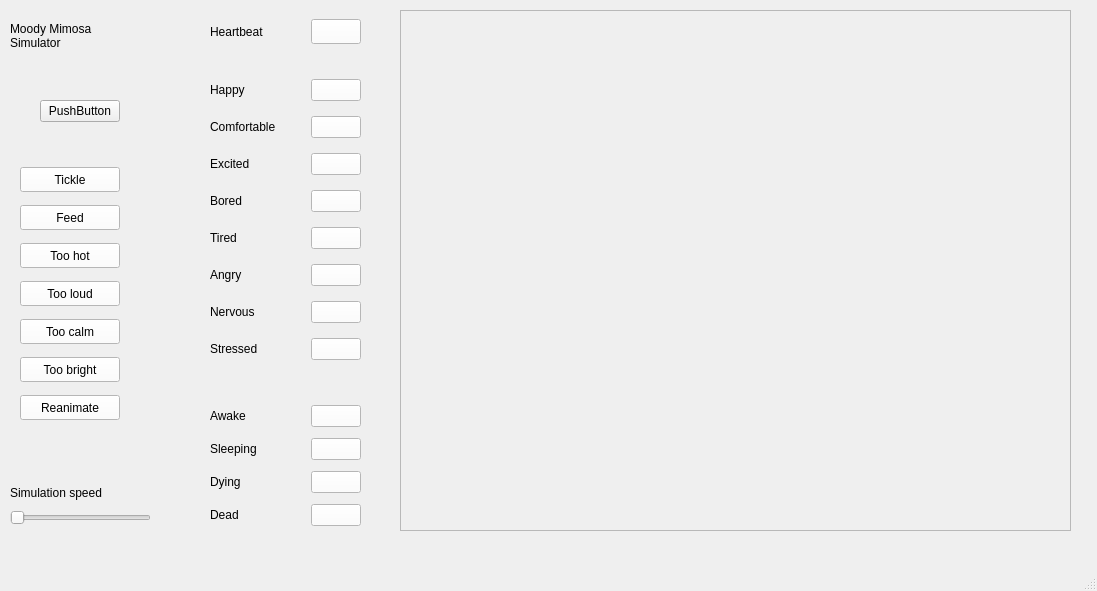
Above: simulation/mimosa_sim/ui/app.ui from schda1/tt10-moody-mimosa before the change. Below: the same form after it.
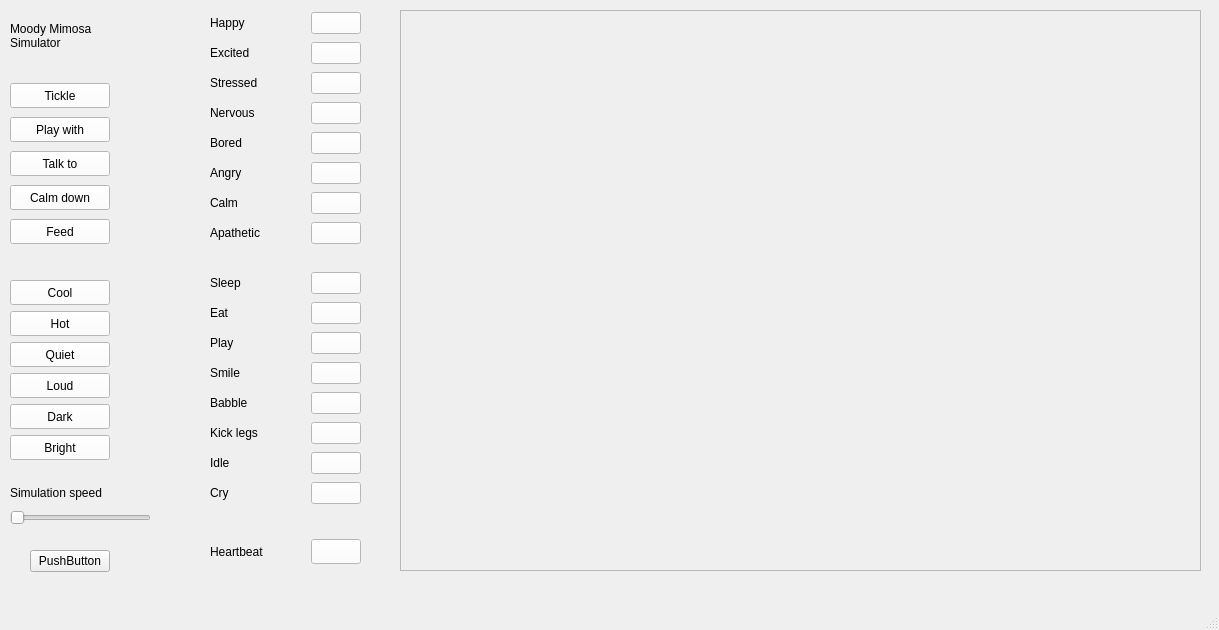
That is the form after the change.

What changed in the file:
```diff
--- a/simulation/mimosa_sim/ui/app.ui
+++ b/simulation/mimosa_sim/ui/app.ui
@@ -6,8 +6,8 @@
    <rect>
     <x>0</x>
     <y>0</y>
-    <width>1097</width>
-    <height>591</height>
+    <width>1219</width>
+    <height>630</height>
    </rect>
   </property>
   <property name="windowTitle">
@@ -18,7 +18,7 @@
     <property name="geometry">
      <rect>
       <x>210</x>
-      <y>10</y>
+      <y>530</y>
       <width>151</width>
       <height>44</height>
      </rect>
@@ -65,9 +65,9 @@
     <property name="geometry">
      <rect>
       <x>210</x>
-      <y>70</y>
+      <y>10</y>
       <width>151</width>
-      <height>301</height>
+      <height>241</height>
      </rect>
     </property>
     <layout class="QGridLayout" name="gridLayout_3">
@@ -175,94 +175,94 @@
      <item row="2" column="0">
       <widget class="QLabel" name="label_4">
        <property name="text">
-        <string>Excited</string>
+        <string>Stressed</string>
        </property>
       </widget>
      </item>
      <item row="3" column="0">
       <widget class="QLabel" name="label_5">
        <property name="text">
-        <string>Bored</string>
-       </property>
-      </widget>
-     </item>
-     <item row="2" column="1">
-      <widget class="QPushButton" name="led_em_excited">
-       <property name="styleSheet">
-        <string notr="true">QPushButton {
-    background-color: white; /* Normal background color */
-}
-
-QPushButton:checked {
-    background-color: rgb(34,177,76); /* Background color when checked */
-}</string>
-       </property>
-       <property name="text">
-        <string/>
-       </property>
-       <property name="checkable">
-        <bool>true</bool>
-       </property>
-       <property name="checked">
-        <bool>false</bool>
-       </property>
-      </widget>
-     </item>
-     <item row="4" column="1">
-      <widget class="QPushButton" name="led_em_tired">
-       <property name="styleSheet">
-        <string notr="true">QPushButton {
-    background-color: white; /* Normal background color */
-}
-
-QPushButton:checked {
-    background-color: rgb(252,232,9); /* Background color when checked */
-}</string>
-       </property>
-       <property name="text">
-        <string/>
-       </property>
-       <property name="checkable">
-        <bool>true</bool>
-       </property>
-       <property name="checked">
-        <bool>false</bool>
-       </property>
-      </widget>
-     </item>
-     <item row="1" column="1">
-      <widget class="QPushButton" name="led_em_comfortable">
-       <property name="styleSheet">
-        <string notr="true">QPushButton {
-    background-color: white; /* Normal background color */
-}
-
-QPushButton:checked {
-    background-color: rgb(34,177,76); /* Background color when checked */
-}</string>
-       </property>
-       <property name="text">
-        <string/>
-       </property>
-       <property name="checkable">
-        <bool>true</bool>
-       </property>
-       <property name="checked">
-        <bool>false</bool>
-       </property>
-      </widget>
-     </item>
-     <item row="6" column="0">
-      <widget class="QLabel" name="label_8">
-       <property name="text">
         <string>Nervous</string>
        </property>
       </widget>
      </item>
+     <item row="2" column="1">
+      <widget class="QPushButton" name="led_emo_stressed">
+       <property name="styleSheet">
+        <string notr="true">QPushButton {
+    background-color: white; /* Normal background color */
+}
+
+QPushButton:checked {
+    background-color: rgb(34,177,76); /* Background color when checked */
+}</string>
+       </property>
+       <property name="text">
+        <string/>
+       </property>
+       <property name="checkable">
+        <bool>true</bool>
+       </property>
+       <property name="checked">
+        <bool>false</bool>
+       </property>
+      </widget>
+     </item>
+     <item row="4" column="1">
+      <widget class="QPushButton" name="led_emo_bored">
+       <property name="styleSheet">
+        <string notr="true">QPushButton {
+    background-color: white; /* Normal background color */
+}
+
+QPushButton:checked {
+    background-color: rgb(252,232,9); /* Background color when checked */
+}</string>
+       </property>
+       <property name="text">
+        <string/>
+       </property>
+       <property name="checkable">
+        <bool>true</bool>
+       </property>
+       <property name="checked">
+        <bool>false</bool>
+       </property>
+      </widget>
+     </item>
+     <item row="1" column="1">
+      <widget class="QPushButton" name="led_emo_excited">
+       <property name="styleSheet">
+        <string notr="true">QPushButton {
+    background-color: white; /* Normal background color */
+}
+
+QPushButton:checked {
+    background-color: rgb(34,177,76); /* Background color when checked */
+}</string>
+       </property>
+       <property name="text">
+        <string/>
+       </property>
+       <property name="checkable">
+        <bool>true</bool>
+       </property>
+       <property name="checked">
+        <bool>false</bool>
+       </property>
+      </widget>
+     </item>
+     <item row="6" column="0">
+      <widget class="QLabel" name="label_8">
+       <property name="text">
+        <string>Calm</string>
+       </property>
+      </widget>
+     </item>
      <item row="1" column="0">
       <widget class="QLabel" name="label_2">
        <property name="text">
-        <string>Comfortable</string>
+        <string>Excited</string>
        </property>
       </widget>
      </item>
@@ -276,14 +276,14 @@
      <item row="4" column="0">
       <widget class="QLabel" name="label_6">
        <property name="text">
-        <string>Tired</string>
+        <string>Bored</string>
        </property>
       </widget>
      </item>
      <item row="7" column="0">
       <widget class="QLabel" name="label_9">
        <property name="text">
-        <string>Stressed</string>
+        <string>Apathetic</string>
        </property>
       </widget>
      </item>
@@ -311,147 +311,13 @@
      </item>
     </layout>
    </widget>
-   <widget class="QWidget" name="gridLayoutWidget_4">
-    <property name="geometry">
-     <rect>
-      <x>210</x>
-      <y>400</y>
-      <width>151</width>
-      <height>131</height>
-     </rect>
-    </property>
-    <layout class="QGridLayout" name="gridLayout_5">
-     <item row="1" column="0">
-      <widget class="QLabel" name="label_12">
-       <property name="text">
-        <string>Sleeping</string>
-       </property>
-      </widget>
-     </item>
-     <item row="2" column="0">
-      <widget class="QLabel" name="label_13">
-       <property name="text">
-        <string>Dying</string>
-       </property>
-      </widget>
-     </item>
-     <item row="1" column="1">
-      <widget class="QPushButton" name="led_st_asleep">
-       <property name="styleSheet">
-        <string notr="true">QPushButton {
-    background-color: white; /* Normal background color */
-}
-
-QPushButton:checked {
-    background-color: rgb(30,165,240); /* Background color when checked */
-}</string>
-       </property>
-       <property name="text">
-        <string/>
-       </property>
-       <property name="checkable">
-        <bool>true</bool>
-       </property>
-       <property name="checked">
-        <bool>false</bool>
-       </property>
-      </widget>
-     </item>
-     <item row="0" column="1">
-      <widget class="QPushButton" name="led_st_awake">
-       <property name="maximumSize">
-        <size>
-         <width>50</width>
-         <height>16777215</height>
-        </size>
-       </property>
-       <property name="styleSheet">
-        <string notr="true">QPushButton {
-    background-color: white; /* Normal background color */
-}
-
-QPushButton:checked {
-    background-color: rgb(30,165,240); /* Background color when checked */
-}</string>
-       </property>
-       <property name="text">
-        <string/>
-       </property>
-       <property name="checkable">
-        <bool>true</bool>
-       </property>
-       <property name="checked">
-        <bool>false</bool>
-       </property>
-      </widget>
-     </item>
-     <item row="0" column="0">
-      <widget class="QLabel" name="label_11">
-       <property name="text">
-        <string>Awake</string>
-       </property>
-      </widget>
-     </item>
-     <item row="2" column="1">
-      <widget class="QPushButton" name="led_st_dying">
-       <property name="styleSheet">
-        <string notr="true">QPushButton {
-    background-color: white; /* Normal background color */
-}
-
-QPushButton:checked {
-    background-color: rgb(230,8,3) /* Background color when checked */
-}</string>
-       </property>
-       <property name="text">
-        <string/>
-       </property>
-       <property name="checkable">
-        <bool>true</bool>
-       </property>
-       <property name="checked">
-        <bool>false</bool>
-       </property>
-      </widget>
-     </item>
-     <item row="3" column="1">
-      <widget class="QPushButton" name="led_st_dead">
-       <property name="styleSheet">
-        <string notr="true">QPushButton {
-    background-color: white; /* Normal background color */
-}
-
-QPushButton:checked {
-    background-color: rgb(117,3,1) /* Background color when checked */
-}</string>
-       </property>
-       <property name="text">
-        <string/>
-       </property>
-       <property name="checkable">
-        <bool>true</bool>
-       </property>
-       <property name="checked">
-        <bool>false</bool>
-       </property>
-      </widget>
-     </item>
-     <item row="3" column="0">
-      <widget class="QLabel" name="label_14">
-       <property name="text">
-        <string>Dead</string>
-       </property>
-      </widget>
-     </item>
-    </layout>
-   </widget>
    <widget class="QFrame" name="plotFrame">
     <property name="geometry">
      <rect>
       <x>400</x>
       <y>10</y>
-      <width>671</width>
-      <height>521</height>
+      <width>801</width>
+      <height>561</height>
      </rect>
     </property>
     <property name="frameShape">
@@ -464,10 +330,10 @@
    <widget class="QWidget" name="verticalLayoutWidget">
     <property name="geometry">
      <rect>
-      <x>20</x>
-      <y>160</y>
+      <x>10</x>
+      <y>80</y>
       <width>111</width>
-      <height>271</height>
+      <height>171</height>
      </rect>
     </property>
     <layout class="QVBoxLayout" name="verticalLayout">
@@ -500,7 +366,91 @@
       </widget>
      </item>
      <item>
-      <widget class="QPushButton" name="button_feed">
+      <widget class="QPushButton" name="button_act_play_with">
+       <property name="maximumSize">
+        <size>
+         <width>100</width>
+         <height>25</height>
+        </size>
+       </property>
+       <property name="styleSheet">
+        <string notr="true">QPushButton {
+    background-color: white; /* Normal background color */
+}
+
+QPushButton:checked {
+    background-color: rgb(34,177,76); /* Background color when checked */
+}</string>
+       </property>
+       <property name="text">
+        <string>Play with</string>
+       </property>
+       <property name="checkable">
+        <bool>true</bool>
+       </property>
+       <property name="checked">
+        <bool>false</bool>
+       </property>
+      </widget>
+     </item>
+     <item>
+      <widget class="QPushButton" name="button_act_talk_to">
+       <property name="maximumSize">
+        <size>
+         <width>100</width>
+         <height>25</height>
+        </size>
+       </property>
+       <property name="styleSheet">
+        <string notr="true">QPushButton {
+    background-color: white; /* Normal background color */
+}
+
+QPushButton:checked {
+    background-color: rgb(34,177,76); /* Background color when checked */
+}</string>
+       </property>
+       <property name="text">
+        <string>Talk to</string>
+       </property>
+       <property name="checkable">
+        <bool>true</bool>
+       </property>
+       <property name="checked">
+        <bool>false</bool>
+       </property>
+      </widget>
+     </item>
+     <item>
+      <widget class="QPushButton" name="button_act_calm_down">
+       <property name="maximumSize">
+        <size>
+         <width>100</width>
+         <height>25</height>
+        </size>
+       </property>
+       <property name="styleSheet">
+        <string notr="true">QPushButton {
+    background-color: white; /* Normal background color */
+}
+
+QPushButton:checked {
+    background-color: rgb(34,177,76); /* Background color when checked */
+}</string>
+       </property>
+       <property name="text">
+        <string>Calm down</string>
+       </property>
+       <property name="checkable">
+        <bool>true</bool>
+       </property>
+       <property name="checked">
+        <bool>false</bool>
+       </property>
+      </widget>
+     </item>
+     <item>
+      <widget class="QPushButton" name="button_act_feed">
        <property name="maximumSize">
         <size>
          <width>100</width>
@@ -527,146 +477,6 @@
        </property>
       </widget>
      </item>
-     <item>
-      <widget class="QPushButton" name="button_too_hot">
-       <property name="maximumSize">
-        <size>
-         <width>100</width>
-         <height>25</height>
-        </size>
-       </property>
-       <property name="styleSheet">
-        <string notr="true">QPushButton {
-    background-color: white; /* Normal background color */
-}
-
-QPushButton:checked {
-    background-color: rgb(34,177,76); /* Background color when checked */
-}</string>
-       </property>
-       <property name="text">
-        <string>Too hot</string>
-       </property>
-       <property name="checkable">
-        <bool>true</bool>
-       </property>
-       <property name="checked">
-        <bool>false</bool>
-       </property>
-      </widget>
-     </item>
-     <item>
-      <widget class="QPushButton" name="button_too_loud">
-       <property name="maximumSize">
-        <size>
-         <width>100</width>
-         <height>25</height>
-        </size>
-       </property>
-       <property name="styleSheet">
-        <string notr="true">QPushButton {
-    background-color: white; /* Normal background color */
-}
-
-QPushButton:checked {
-    background-color: rgb(34,177,76); /* Background color when checked */
-}</string>
-       </property>
-       <property name="text">
-        <string>Too loud</string>
-       </property>
-       <property name="checkable">
-        <bool>true</bool>
-       </property>
-       <property name="checked">
-        <bool>false</bool>
-       </property>
-      </widget>
-     </item>
-     <item>
-      <widget class="QPushButton" name="button_too_calm">
-       <property name="maximumSize">
-        <size>
-         <width>100</width>
-         <height>25</height>
-        </size>
-       </property>
-       <property name="styleSheet">
-        <string notr="true">QPushButton {
-    background-color: white; /* Normal background color */
-}
-
-QPushButton:checked {
-    background-color: rgb(34,177,76); /* Background color when checked */
-}</string>
-       </property>
-       <property name="text">
-        <string>Too calm</string>
-       </property>
-       <property name="checkable">
-        <bool>true</bool>
-       </property>
-       <property name="checked">
-        <bool>false</bool>
-       </property>
-      </widget>
-     </item>
-     <item>
-      <widget class="QPushButton" name="button_too_bright">
-       <property name="maximumSize">
-        <size>
-         <width>100</width>
-         <height>25</height>
-        </size>
-       </property>
-       <property name="styleSheet">
-        <string notr="true">QPushButton {
-    background-color: white; /* Normal background color */
-}
-
-QPushButton:checked {
-    background-color: rgb(34,177,76); /* Background color when checked */
-}</string>
-       </property>
-       <property name="text">
-        <string>Too bright</string>
-       </property>
-       <property name="checkable">
-        <bool>true</bool>
-       </property>
-       <property name="checked">
-        <bool>false</bool>
-       </property>
-      </widget>
-     </item>
-     <item>
-      <widget class="QPushButton" name="button_reanimate">
-       <property name="maximumSize">
-        <size>
-         <width>100</width>
-         <height>25</height>
-        </size>
-       </property>
-       <property name="styleSheet">
-        <string notr="true">QPushButton {
-    background-color: white; /* Normal background color */
-}
-
-QPushButton:checked {
-    background-color: rgb(34,177,76); /* Background color when checked */
-}</string>
-       </property>
-       <property name="text">
-        <string>Reanimate</string>
-       </property>
-       <property name="checkable">
-        <bool>true</bool>
-       </property>
-       <property name="checked">
-        <bool>false</bool>
-       </property>
-      </widget>
-     </item>
     </layout>
    </widget>
    <widget class="QSlider" name="slider_sim_speed">
@@ -714,8 +524,8 @@
    <widget class="QPushButton" name="pushButton">
     <property name="geometry">
      <rect>
-      <x>40</x>
-      <y>100</y>
+      <x>30</x>
+      <y>550</y>
       <width>80</width>
       <height>22</height>
      </rect>
@@ -724,6 +534,436 @@
      <string>PushButton</string>
     </property>
    </widget>
+   <widget class="QWidget" name="verticalLayoutWidget_2">
+    <property name="geometry">
+     <rect>
+      <x>10</x>
+      <y>280</y>
+      <width>111</width>
+      <height>181</height>
+     </rect>
+    </property>
+    <layout class="QVBoxLayout" name="verticalLayout_2">
+     <item>
+      <widget class="QPushButton" name="button_env_cool">
+       <property name="maximumSize">
+        <size>
+         <width>100</width>
+         <height>25</height>
+        </size>
+       </property>
+       <property name="styleSheet">
+        <string notr="true">QPushButton {
+    background-color: white; /* Normal background color */
+}
+
+QPushButton:checked {
+    background-color: rgb(34,177,76); /* Background color when checked */
+}</string>
+       </property>
+       <property name="text">
+        <string>Cool</string>
+       </property>
+       <property name="checkable">
+        <bool>true</bool>
+       </property>
+       <property name="checked">
+        <bool>false</bool>
+       </property>
+      </widget>
+     </item>
+     <item>
+      <widget class="QPushButton" name="button_env_hot">
+       <property name="maximumSize">
+        <size>
+         <width>100</width>
+         <height>25</height>
+        </size>
+       </property>
+       <property name="styleSheet">
+        <string notr="true">QPushButton {
+    background-color: white; /* Normal background color */
+}
+
+QPushButton:checked {
+    background-color: rgb(34,177,76); /* Background color when checked */
+}</string>
+       </property>
+       <property name="text">
+        <string>Hot</string>
+       </property>
+       <property name="checkable">
+        <bool>true</bool>
+       </property>
+       <property name="checked">
+        <bool>false</bool>
+       </property>
+      </widget>
+     </item>
+     <item>
+      <widget class="QPushButton" name="button_env_quiet">
+       <property name="maximumSize">
+        <size>
+         <width>100</width>
+         <height>25</height>
+        </size>
+       </property>
+       <property name="styleSheet">
+        <string notr="true">QPushButton {
+    background-color: white; /* Normal background color */
+}
+
+QPushButton:checked {
+    background-color: rgb(34,177,76); /* Background color when checked */
+}</string>
+       </property>
+       <property name="text">
+        <string>Quiet</string>
+       </property>
+       <property name="checkable">
+        <bool>true</bool>
+       </property>
+       <property name="checked">
+        <bool>false</bool>
+       </property>
+      </widget>
+     </item>
+     <item>
+      <widget class="QPushButton" name="button_env_loud">
+       <property name="maximumSize">
+        <size>
+         <width>100</width>
+         <height>25</height>
+        </size>
+       </property>
+       <property name="styleSheet">
+        <string notr="true">QPushButton {
+    background-color: white; /* Normal background color */
+}
+
+QPushButton:checked {
+    background-color: rgb(34,177,76); /* Background color when checked */
+}</string>
+       </property>
+       <property name="text">
+        <string>Loud</string>
+       </property>
+       <property name="checkable">
+        <bool>true</bool>
+       </property>
+       <property name="checked">
+        <bool>false</bool>
+       </property>
+      </widget>
+     </item>
+     <item>
+      <widget class="QPushButton" name="button_env_dark">
+       <property name="maximumSize">
+        <size>
+         <width>100</width>
+         <height>25</height>
+        </size>
+       </property>
+       <property name="styleSheet">
+        <string notr="true">QPushButton {
+    background-color: white; /* Normal background color */
+}
+
+QPushButton:checked {
+    background-color: rgb(34,177,76); /* Background color when checked */
+}</string>
+       </property>
+       <property name="text">
+        <string>Dark</string>
+       </property>
+       <property name="checkable">
+        <bool>true</bool>
+       </property>
+       <property name="checked">
+        <bool>false</bool>
+       </property>
+      </widget>
+     </item>
+     <item>
+      <widget class="QPushButton" name="button_env_bright">
+       <property name="maximumSize">
+        <size>
+         <width>100</width>
+         <height>25</height>
+        </size>
+       </property>
+       <property name="styleSheet">
+        <string notr="true">QPushButton {
+    background-color: white; /* Normal background color */
+}
+
+QPushButton:checked {
+    background-color: rgb(34,177,76); /* Background color when checked */
+}</string>
+       </property>
+       <property name="text">
+        <string>Bright</string>
+       </property>
+       <property name="checkable">
+        <bool>true</bool>
+       </property>
+       <property name="checked">
+        <bool>false</bool>
+       </property>
+      </widget>
+     </item>
+    </layout>
+   </widget>
+   <widget class="QWidget" name="gridLayoutWidget_4">
+    <property name="geometry">
+     <rect>
+      <x>210</x>
+      <y>270</y>
+      <width>151</width>
+      <height>241</height>
+     </rect>
+    </property>
+    <layout class="QGridLayout" name="gridLayout_4">
+     <item row="0" column="0">
+      <widget class="QLabel" name="label_10">
+       <property name="text">
+        <string>Sleep</string>
+       </property>
+      </widget>
+     </item>
+     <item row="0" column="1">
+      <widget class="QPushButton" name="led_act_sleep">
+       <property name="maximumSize">
+        <size>
+         <width>50</width>
+         <height>16777215</height>
+        </size>
+       </property>
+       <property name="styleSheet">
+        <string notr="true">QPushButton {
+    background-color: white; /* Normal background color */
+}
+
+QPushButton:checked {
+    background-color: rgb(34,177,76); /* Background color when checked */
+}</string>
+       </property>
+       <property name="text">
+        <string/>
+       </property>
+       <property name="checkable">
+        <bool>true</bool>
+       </property>
+       <property name="checked">
+        <bool>false</bool>
+       </property>
+      </widget>
+     </item>
+     <item row="5" column="1">
+      <widget class="QPushButton" name="led_act_kick_legs">
+       <property name="styleSheet">
+        <string notr="true">QPushButton {
+    background-color: white; /* Normal background color */
+}
+
+QPushButton:checked {
+    background-color: rgb(240,104,6); /* Background color when checked */
+}</string>
+       </property>
+       <property name="text">
+        <string/>
+       </property>
+       <property name="checkable">
+        <bool>true</bool>
+       </property>
+       <property name="checked">
+        <bool>false</bool>
+       </property>
+      </widget>
+     </item>
+     <item row="6" column="1">
+      <widget class="QPushButton" name="led_act_idle">
+       <property name="styleSheet">
+        <string notr="true">QPushButton {
+    background-color: white; /* Normal background color */
+}
+
+QPushButton:checked {
+    background-color: rgb(240,104,6); /* Background color when checked */
+}</string>
+       </property>
+       <property name="text">
+        <string/>
+       </property>
+       <property name="checkable">
+        <bool>true</bool>
+       </property>
+       <property name="checked">
+        <bool>false</bool>
+       </property>
+      </widget>
+     </item>
+     <item row="3" column="1">
+      <widget class="QPushButton" name="led_act_smile">
+       <property name="styleSheet">
+        <string notr="true">QPushButton {
+    background-color: white; /* Normal background color */
+}
+
+QPushButton:checked {
+    background-color: rgb(252,232,9); /* Background color when checked */
+}</string>
+       </property>
+       <property name="text">
+        <string/>
+       </property>
+       <property name="checkable">
+        <bool>true</bool>
+       </property>
+       <property name="checked">
+        <bool>false</bool>
+       </property>
+      </widget>
+     </item>
+     <item row="2" column="0">
+      <widget class="QLabel" name="label_11">
+       <property name="text">
+        <string>Play</string>
+       </property>
+      </widget>
+     </item>
+     <item row="3" column="0">
+      <widget class="QLabel" name="label_12">
+       <property name="text">
+        <string>Smile</string>
+       </property>
+      </widget>
+     </item>
+     <item row="2" column="1">
+      <widget class="QPushButton" name="led_act_play">
+       <property name="styleSheet">
+        <string notr="true">QPushButton {
+    background-color: white; /* Normal background color */
+}
+
+QPushButton:checked {
+    background-color: rgb(34,177,76); /* Background color when checked */
+}</string>
+       </property>
+       <property name="text">
+        <string/>
+       </property>
+       <property name="checkable">
+        <bool>true</bool>
+       </property>
+       <property name="checked">
+        <bool>false</bool>
+       </property>
+      </widget>
+     </item>
+     <item row="4" column="1">
+      <widget class="QPushButton" name="led_act_babble">
+       <property name="styleSheet">
+        <string notr="true">QPushButton {
+    background-color: white; /* Normal background color */
+}
+
+QPushButton:checked {
+    background-color: rgb(252,232,9); /* Background color when checked */
+}</string>
+       </property>
+       <property name="text">
+        <string/>
+       </property>
+       <property name="checkable">
+        <bool>true</bool>
+       </property>
+       <property name="checked">
+        <bool>false</bool>
+       </property>
+      </widget>
+     </item>
+     <item row="1" column="1">
+      <widget class="QPushButton" name="led_act_eat">
+       <property name="styleSheet">
+        <string notr="true">QPushButton {
+    background-color: white; /* Normal background color */
+}
+
+QPushButton:checked {
+    background-color: rgb(34,177,76); /* Background color when checked */
+}</string>
+       </property>
+       <property name="text">
+        <string/>
+       </property>
+       <property name="checkable">
+        <bool>true</bool>
+       </property>
+       <property name="checked">
+        <bool>false</bool>
+       </property>
+      </widget>
+     </item>
+     <item row="6" column="0">
+      <widget class="QLabel" name="label_13">
+       <property name="text">
+        <string>Idle</string>
+       </property>
+      </widget>
+     </item>
+     <item row="1" column="0">
+      <widget class="QLabel" name="label_14">
+       <property name="text">
+        <string>Eat</string>
+       </property>
+      </widget>
+     </item>
+     <item row="5" column="0">
+      <widget class="QLabel" name="label_17">
+       <property name="text">
+        <string>Kick legs</string>
+       </property>
+      </widget>
+     </item>
+     <item row="4" column="0">
+      <widget class="QLabel" name="label_18">
+       <property name="text">
+        <string>Babble</string>
+       </property>
+      </widget>
+     </item>
+     <item row="7" column="0">
+      <widget class="QLabel" name="label_19">
+       <property name="text">
+        <string>Cry</string>
+       </property>
+      </widget>
+     </item>
+     <item row="7" column="1">
+      <widget class="QPushButton" name="led_act_cry">
+       <property name="styleSheet">
+        <string notr="true">QPushButton {
+    background-color: white; /* Normal background color */
+}
+
+QPushButton:checked {
+    background-color: rgb(240,104,6); /* Background color when checked */
+}</string>
+       </property>
+       <property name="text">
+        <string/>
+       </property>
+       <property name="checkable">
+        <bool>true</bool>
+       </property>
+       <property name="checked">
+        <bool>false</bool>
+       </property>
+      </widget>
+     </item>
+    </layout>
+   </widget>
   </widget>
   <widget class="QMenuBar" name="menubar">
    <property name="geometry">
```
Left out of the diff: 14 changed lines with no effect on the pictures.
